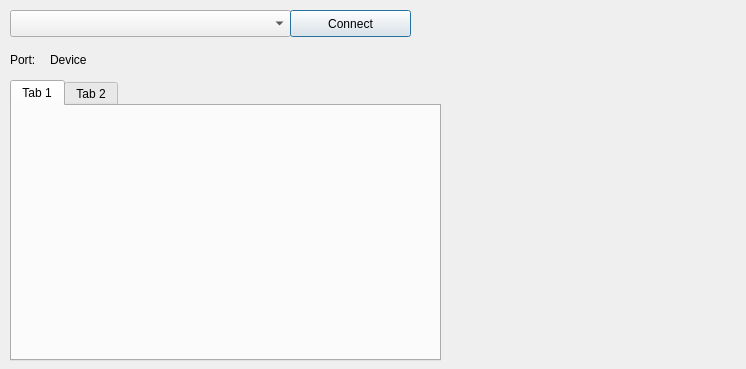
Above: ui/littlebot_gui.ui from NestorDP/littlebot_rqt_plugin before the change. Below: the same form after it.
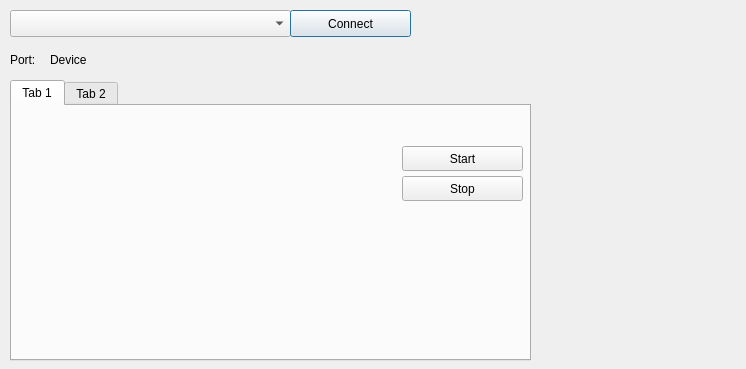
That is the form after the change. The open tabs and pages were chosen to show the change. Custom widgets are drawn as their Qt base class.

What changed in the file:
```diff
--- a/ui/littlebot_gui.ui
+++ b/ui/littlebot_gui.ui
@@ -67,7 +67,7 @@
     <rect>
      <x>10</x>
      <y>80</y>
-     <width>431</width>
+     <width>521</width>
      <height>281</height>
     </rect>
    </property>
@@ -88,6 +88,32 @@
       </rect>
      </property>
     </widget>
+    <widget class="QPushButton" name="push_start_capture">
+     <property name="geometry">
+      <rect>
+       <x>390</x>
+       <y>40</y>
+       <width>121</width>
+       <height>25</height>
+      </rect>
+     </property>
+     <property name="text">
+      <string>Start</string>
+     </property>
+    </widget>
+    <widget class="QPushButton" name="push_stop_capture">
+     <property name="geometry">
+      <rect>
+       <x>390</x>
+       <y>70</y>
+       <width>121</width>
+       <height>25</height>
+      </rect>
+     </property>
+     <property name="text">
+      <string>Stop</string>
+     </property>
+    </widget>
    </widget>
    <widget class="QWidget" name="tab_2">
     <attribute name="title">
```
Left out of the diff: 2 changed lines with no effect on the pictures.
